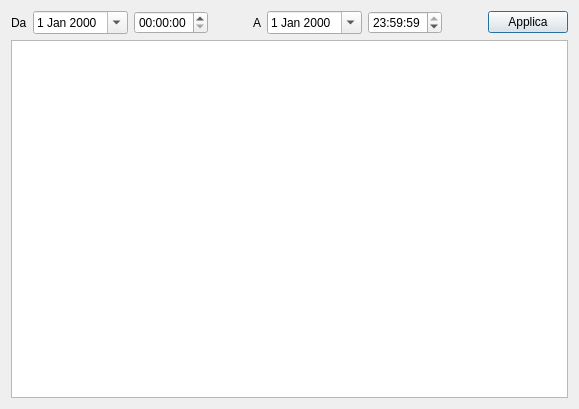
Above: src/statsform.ui from mtonin/gestcassa before the change. Below: the same form after it.
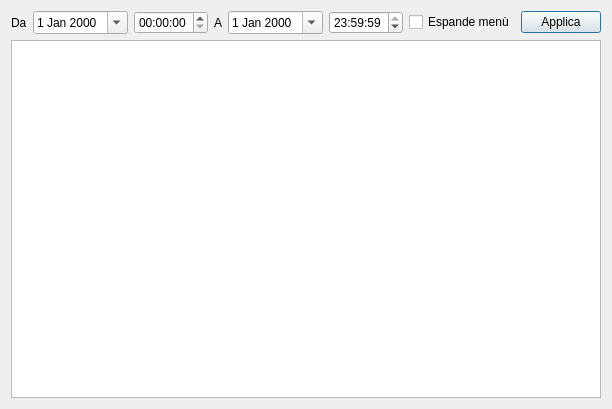
That is the form after the change.

Commit message: - rimosso importi dalle statistiche - aggiunto box per espandere i menu nelle statistiche

```diff
--- a/src/statsform.ui
+++ b/src/statsform.ui
@@ -84,6 +84,13 @@
        </property>
       </spacer>
      </item>
+     <item>
+      <widget class="QCheckBox" name="expMenuBox">
+       <property name="text">
+        <string>Espande menù</string>
+       </property>
+      </widget>
+     </item>
      <item>
       <widget class="QPushButton" name="filtraBtn">
        <property name="text">
```
The commit also changes 2 other files.
